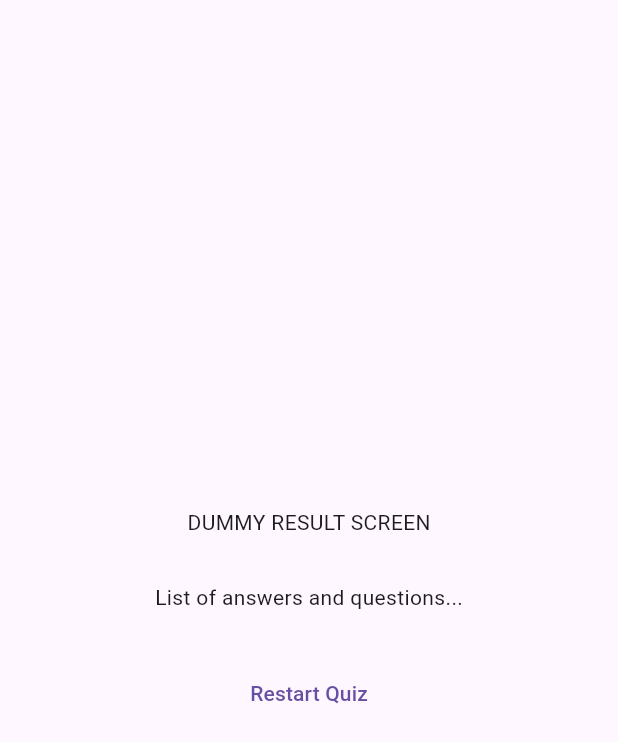
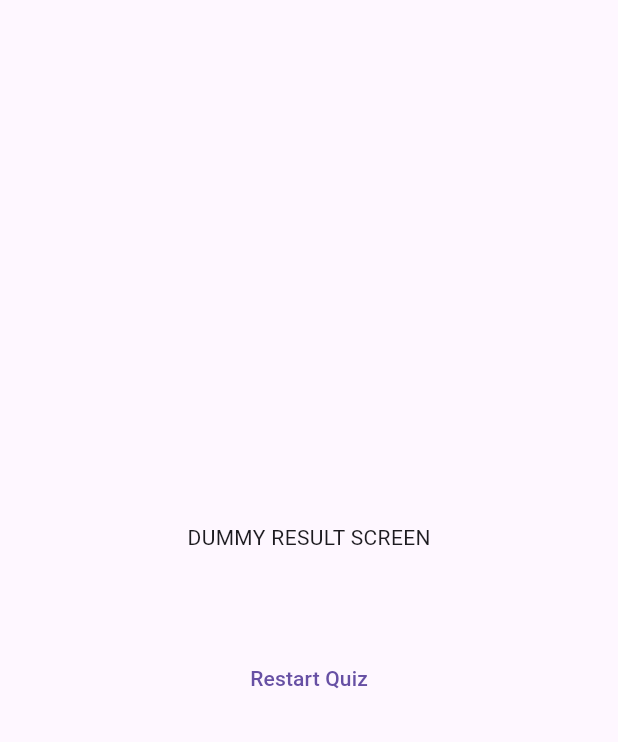
Before and after one commit to muticansel/quiz_game_flutter, a Flutter app: the ResultScreen widget shown alone on an empty page, opened directly with empty values, on a phone screen of 412 x 824 dp. Shown: the top 742 px of the screen. Run offline on Flutter 3.47's test engine with Material 3 defaults, Android fonts, the phone set to English and light mode, and no system bars; our stand-ins replace google_fonts.

Commit message:
feat: add results screen data & use Expanded Widget

```diff
--- a/lib/quiz.dart
+++ b/lib/quiz.dart
@@ -35,7 +35,6 @@ class _QuizState extends State<Quiz> {
 
       if (selectedAnswers.length == questions.length) {
         setState(() {
-          selectedAnswers = [];
           activeScreen = 'results-screen';
         });
       }
--- a/lib/results_screen.dart
+++ b/lib/results_screen.dart
@@ -1,6 +1,7 @@
 import 'package:flutter/material.dart';
 
 import 'package:quiz_game/data/questions.dart';
+import 'package:quiz_game/questions_summary.dart';
 
 class ResultScreen extends StatelessWidget {
   const ResultScreen({
@@ -13,12 +14,13 @@ class ResultScreen extends StatelessWidget {
   List<Map<String, Object>> getSummaryData() {
     final List<Map<String, Object>> summary = [];
 
+    print(chosenAnswers);
     for (var i = 0; i < chosenAnswers.length; i++) {
       summary.add({
         'question_index': i,
-        'question': questions[i],
+        'question': questions[i].text,
         'correct_answer': questions[i].answers[0],
-        'uesr_answer': chosenAnswers[i],
+        'user_answer': chosenAnswers[i],
       });
     }
 
@@ -38,7 +40,7 @@ class ResultScreen extends StatelessWidget {
             const SizedBox(
               height: 30,
             ),
-            const Text('List of answers and questions...'),
+            QuestionsSummary(getSummaryData()),
             const SizedBox(
               height: 30,
             ),
```
Also changed, not shown: lib/questions_summary.dart (+12 -0 lines).
